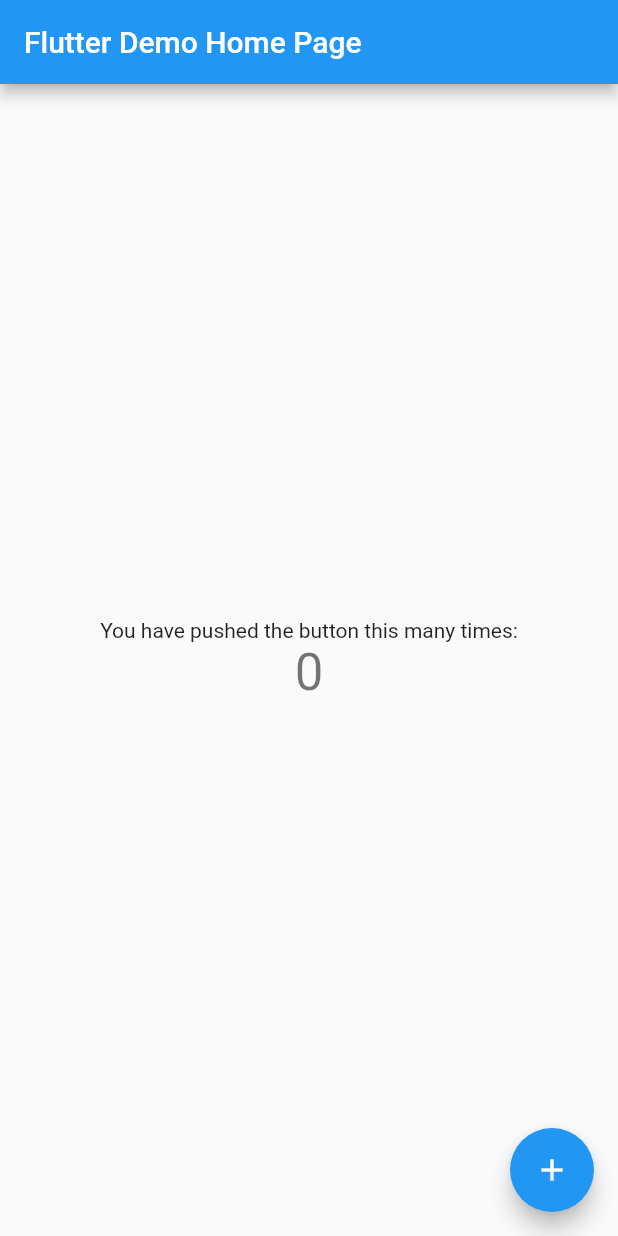
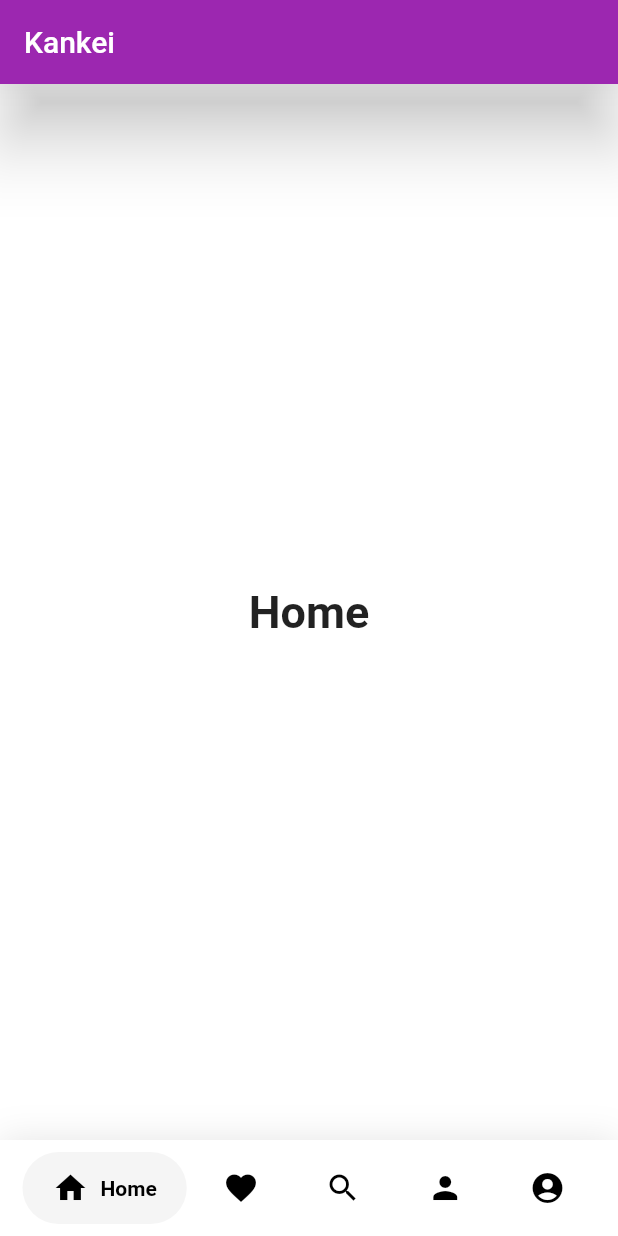
Before and after one commit to MaxxBzt/Kankei, a Flutter app: the screen it shows after launch, on a phone screen of 412 x 824 dp. Run offline on Flutter 3.47's test engine with Material 2 defaults, Android fonts, the phone set to English and light mode, and no system bars; drawn by our look-alikes of google_nav_bar.

Commit message:
Add a tabbar with 5 icons

```diff
--- /dev/null
+++ b/lib/homepage.dart
@@ -0,0 +1,104 @@
+import 'package:flutter/material.dart';
+import 'package:google_nav_bar/google_nav_bar.dart';
+
+void main() => runApp(MaterialApp(
+    builder: (context, child) {
+      return Directionality(textDirection: TextDirection.ltr, child: child!);
+    },
+    title: 'GNav',
+    theme: ThemeData(
+      primaryColor: Colors.grey[800],
+    ),
+    home: Example()));
+
+class Example extends StatefulWidget {
+  @override
+  _ExampleState createState() => _ExampleState();
+}
+
+class _ExampleState extends State<Example> {
+  int _selectedIndex = 0;
+  static const TextStyle optionStyle =
+  TextStyle(fontSize: 30, fontWeight: FontWeight.w600);
+  static const List<Widget> _widgetOptions = <Widget>[
+    Text(
+      'Home',
+      style: optionStyle,
+    ),
+    Text(
+      'Likes',
+      style: optionStyle,
+    ),
+    Text(
+      'Search',
+      style: optionStyle,
+    ),
+    Text(
+      'Profile',
+      style: optionStyle,
+    ),
+  ];
+
+  @override
+  Widget build(BuildContext context) {
+    return Scaffold(
+      backgroundColor: Colors.white,
+      appBar: AppBar(
+        elevation: 20,
+        title: const Text('Kankei'),
+      ),
+      body: Center(
+        child: _widgetOptions.elementAt(_selectedIndex),
+      ),
+      bottomNavigationBar: Container(
+        decoration: BoxDecoration(
+          color: Colors.white,
+          boxShadow: [
+            BoxShadow(
+              blurRadius: 20,
+              color: Colors.black.withOpacity(.1),
+            )
+          ],
+        ),
+        child: SafeArea(
+          child: Padding(
+            padding: const EdgeInsets.symmetric(horizontal: 15.0, vertical: 8),
+            child: GNav(
+              rippleColor: Colors.grey[300]!,
+              hoverColor: Colors.grey[100]!,
+              gap: 8,
+              activeColor: Colors.black,
+              iconSize: 24,
+              padding: EdgeInsets.symmetric(horizontal: 20, vertical: 12),
+              duration: Duration(milliseconds: 400),
+              tabBackgroundColor: Colors.grey[100]!,
+              color: Colors.black,
+              tabs: [
+                GButton(
+                  icon: Icons.home,
+                  text: 'Home',
+                ),
+                GButton(
+                  icon: Icons.favorite,
+                  text: 'Likes',
+                ),
+                GButton(
+                  icon: Icons.search,
+                  text: 'Search',
+                ),
+                GButton(
+                  icon: Icons.person,
+                  text: 'Profile',
+                ),
+                GButton(
+                  icon: Icons.account_circle,
+                  text: 'Profile',
+                ),
+              ],
+            ),
+          ),
+        ),
+      ),
+    );
+  }
+}
--- a/lib/main.dart
+++ b/lib/main.dart
@@ -1,4 +1,5 @@
 import 'package:flutter/material.dart';
+import 'homepage.dart';
 
 void main() {
   runApp(const MyApp());
@@ -7,109 +8,14 @@
 class MyApp extends StatelessWidget {
   const MyApp({super.key});
 
-  // This widget is the root of your application.
   @override
   Widget build(BuildContext context) {
     return MaterialApp(
-      title: 'Flutter Demo',
+      title: 'Kankei',
       theme: ThemeData(
-        // This is the theme of your application.
-        //
-        // Try running your application with "flutter run". You'll see the
-        // application has a blue toolbar. Then, without quitting the app, try
-        // changing the primarySwatch below to Colors.green and then invoke
-        // "hot reload" (press "r" in the console where you ran "flutter run",
-        // or simply save your changes to "hot reload" in a Flutter IDE).
-        // Notice that the counter didn't reset back to zero; the application
-        // is not restarted.
-        primarySwatch: Colors.blue,
+        primarySwatch: Colors.purple,
       ),
-      home: const MyHomePage(title: 'Flutter Demo Home Page'),
+      home: Example(),
     );
   }
 }
-
-class MyHomePage extends StatefulWidget {
-  const MyHomePage({super.key, required this.title});
-
-  // This widget is the home page of your application. It is stateful, meaning
-  // that it has a State object (defined below) that contains fields that affect
-  // how it looks.
-
-  // This class is the configuration for the state. It holds the values (in this
-  // case the title) provided by the parent (in this case the App widget) and
-  // used by the build method of the State. Fields in a Widget subclass are
-  // always marked "final".
-
-  final String title;
-
-  @override
-  State<MyHomePage> createState() => _MyHomePageState();
-}
-
-class _MyHomePageState extends State<MyHomePage> {
-  int _counter = 0;
-
-  void _incrementCounter() {
-    setState(() {
-      // This call to setState tells the Flutter framework that something has
-      // changed in this State, which causes it to rerun the build method below
-      // so that the display can reflect the updated values. If we changed
-      // _counter without calling setState(), then the build method would not be
-      // called again, and so nothing would appear to happen.
-      _counter++;
-    });
-  }
-
-  @override
-  Widget build(BuildContext context) {
-    // This method is rerun every time setState is called, for instance as done
-    // by the _incrementCounter method above.
-    //
-    // The Flutter framework has been optimized to make rerunning build methods
-    // fast, so that you can just rebuild anything that needs updating rather
-    // than having to individually change instances of widgets.
-    return Scaffold(
-      appBar: AppBar(
-        // Here we take the value from the MyHomePage object that was created by
-        // the App.build method, and use it to set our appbar title.
-        title: Text(widget.title),
-      ),
-      body: Center(
-        // Center is a layout widget. It takes a single child and positions it
-        // in the middle of the parent.
-        child: Column(
-          // Column is also a layout widget. It takes a list of children and
-          // arranges them vertically. By default, it sizes itself to fit its
-          // children horizontally, and tries to be as tall as its parent.
-          //
-          // Invoke "debug painting" (press "p" in the console, choose the
-          // "Toggle Debug Paint" action from the Flutter Inspector in Android
-          // Studio, or the "Toggle Debug Paint" command in Visual Studio Code)
-          // to see the wireframe for each widget.
-          //
-          // Column has various properties to control how it sizes itself and
-          // how it positions its children. Here we use mainAxisAlignment to
-          // center the children vertically; the main axis here is the vertical
-          // axis because Columns are vertical (the cross axis would be
-          // horizontal).
-          mainAxisAlignment: MainAxisAlignment.center,
-          children: <Widget>[
-            const Text(
-              'You have pushed the button this many times:',
-            ),
-            Text(
-              '$_counter',
-              style: Theme.of(context).textTheme.headlineMedium,
-            ),
-          ],
-        ),
-      ),
-      floatingActionButton: FloatingActionButton(
-        onPressed: _incrementCounter,
-        tooltip: 'Increment',
-        child: const Icon(Icons.add),
-      ), // This trailing comma makes auto-formatting nicer for build methods.
-    );
-  }
-}
--- a/pubspec.yaml
+++ b/pubspec.yaml
@@ -30,6 +30,10 @@
 dependencies:
   flutter:
     sdk: flutter
+
+
+  google_nav_bar: ^5.0.6
+
 
 
   # The following adds the Cupertino Icons font to your application.
```
Also changed, not shown: pubspec.lock.
